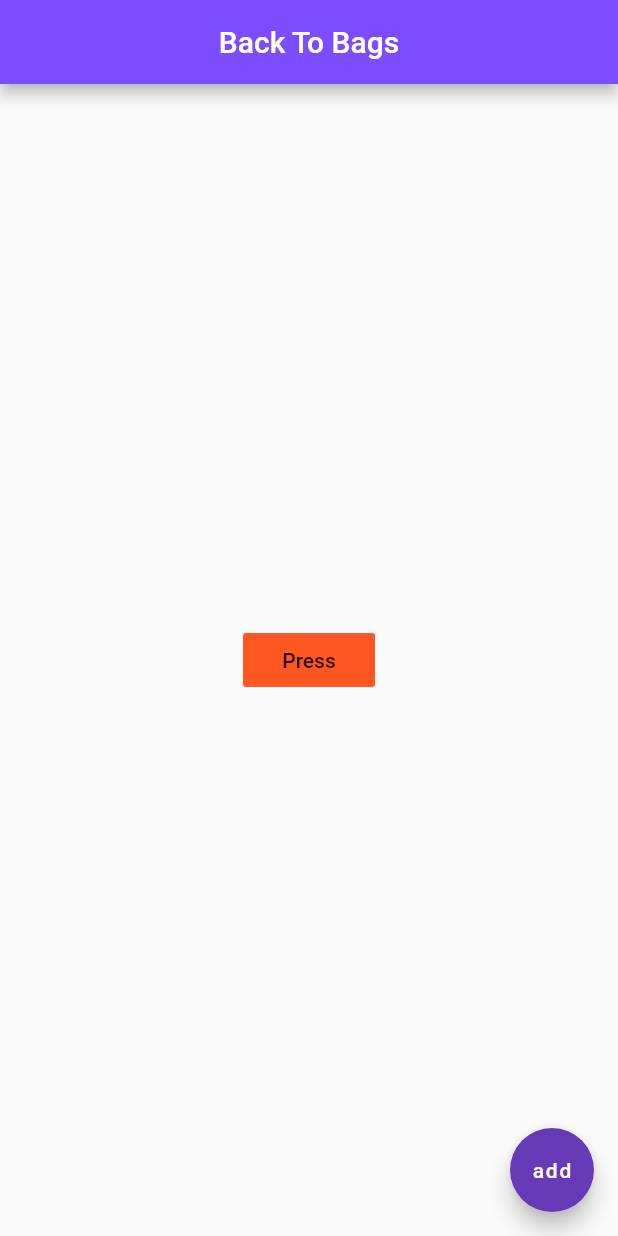
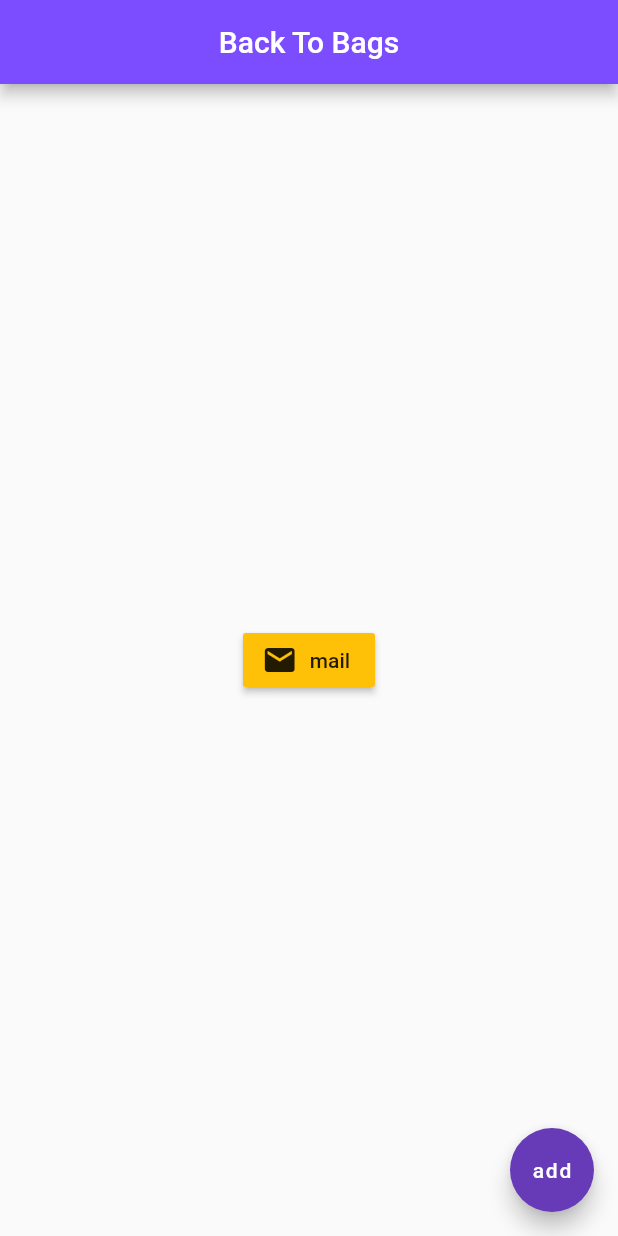
Before and after one commit to gokintosh/myapp, a Flutter app: the screen it shows after launch, on a phone screen of 412 x 824 dp. Run offline on Flutter 3.47's test engine with Material 2 defaults, Android fonts, the phone set to English and light mode, and no system bars.

Commit message:
added buttons and icons and also changed the button colors

```diff
--- a/lib/main.dart
+++ b/lib/main.dart
@@ -15,13 +15,14 @@ class Home extends StatelessWidget {
         backgroundColor: Colors.deepPurpleAccent,
       ),
       body: Center(
-        child: FlatButton(
-          onPressed: (){
-            print('you clicked me');
-          },
-          child: Text('Press'),
-          color: Colors.deepOrange,
-        )
+        child: RaisedButton.icon(
+            onPressed: (){},
+            icon: Icon(
+              Icons.mail,
+            ),
+            label: Text('mail'),
+            color:Colors.amber ,),
+
         ),
 
       floatingActionButton: FloatingActionButton(
```
